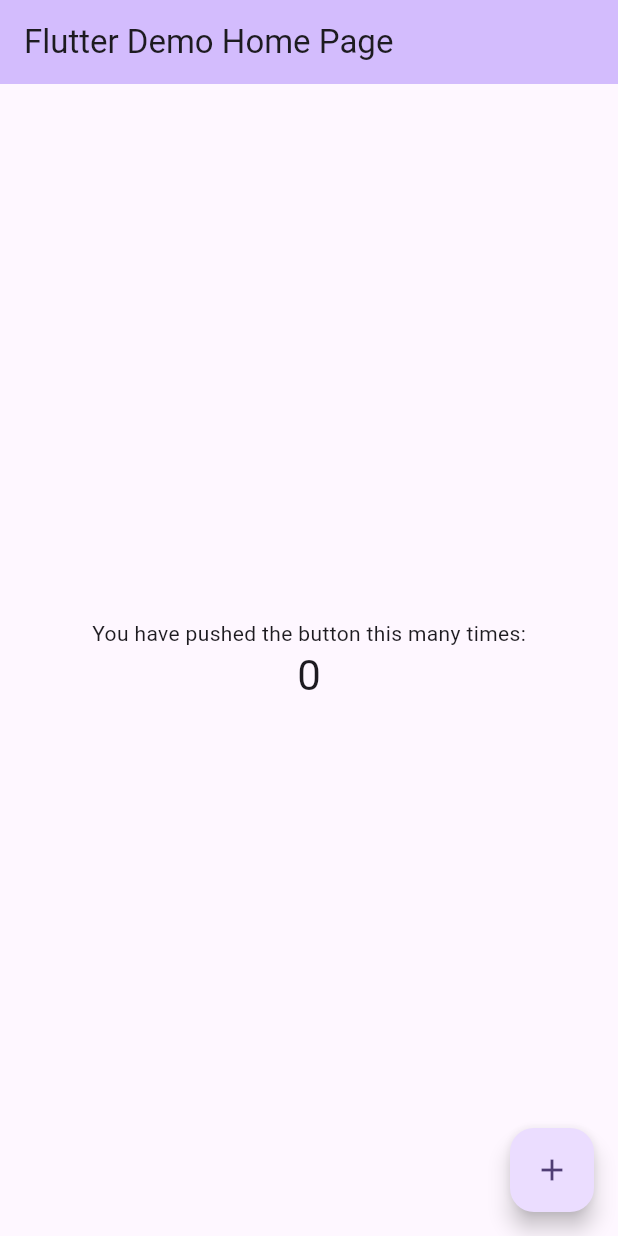
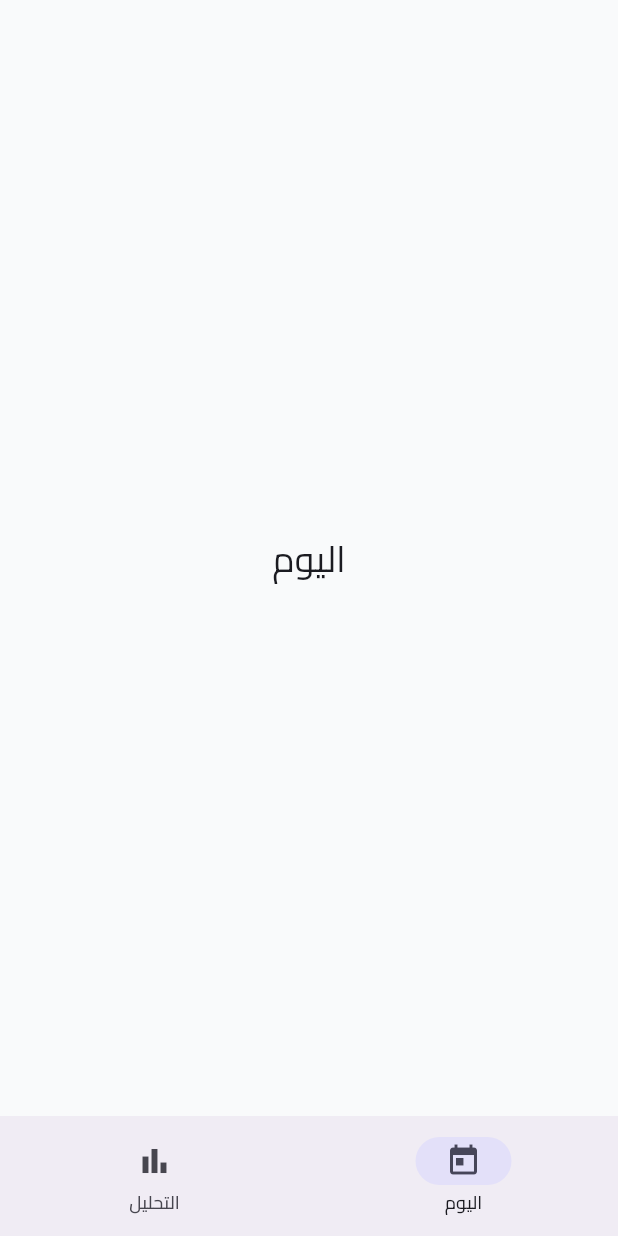
Before and after one commit to ahmedramadan-20/multazim, a Flutter app: the screen it shows after launch, on a phone screen of 412 x 824 dp. Run offline on Flutter 3.47's test engine with Material 3 defaults, Android fonts, the phone set to English and light mode, and no system bars; our stand-ins replace flutter_dotenv, get_it, go_router, supabase_flutter; accounts and stored records are empty.

Commit message:
Phase 0 complete — project setup, folder structure, theme, router, DI shell

````diff
--- /dev/null
+++ b/lib/core/constants/app_constants.dart
@@ -0,0 +1,22 @@
+class AppConstants {
+  AppConstants._(); // private constructor — no instantiation
+
+  // App
+  static const String appName = 'ملتزم';
+
+  // ObjectBox
+  static const String objectBoxDirectory = 'multazim-db';
+
+  // Supabase table names — single source of truth
+  static const String habitsTable = 'habits';
+  static const String habitEventsTable = 'habit_events';
+  static const String streaksTable = 'streaks';
+
+  // Streak defaults per StrictnessLevel
+  static const double lowThreshold = 0.75; // 75% over 30 days
+  static const int mediumAllowedSkips = 2; // skips per week
+  static const int consistencyWindow = 30; // days
+
+  // Analytics
+  static const List<int> chartRanges = [7, 30, 90]; // days
+}
--- /dev/null
+++ b/lib/core/constants/env.dart
@@ -0,0 +1,13 @@
+import 'package:flutter_dotenv/flutter_dotenv.dart';
+
+class Env {
+  Env._();
+
+  static String get supabaseUrl =>
+      dotenv.env['SUPABASE_URL'] ??
+      (throw Exception('SUPABASE_URL not found in .env'));
+
+  static String get supabaseAnonKey =>
+      dotenv.env['SUPABASE_ANON_KEY'] ??
+      (throw Exception('SUPABASE_ANON_KEY not found in .env'));
+}
--- /dev/null
+++ b/lib/core/di/injection_container.dart
@@ -0,0 +1,67 @@
+import 'package:get_it/get_it.dart';
+
+// sl = service locator — the single global instance of GetIt
+// Import this wherever you need to retrieve a dependency
+final sl = GetIt.instance;
+
+// Called once in main.dart before runApp()
+// We register dependencies in bottom-up order:
+// External → DataSources → Repositories → UseCases → Cubits
+Future<void> initDependencies() async {
+  // ─────────────────────────────────────────────────
+  // EXTERNAL
+  // Registered as singletons — created once at startup
+  // ─────────────────────────────────────────────────
+
+  // ObjectBox store — registered after Phase 0 ObjectBox setup
+  // sl.registerSingleton<Store>(await openStore());
+
+  // Supabase client — registered after Supabase.initialize() in main.dart
+  // sl.registerSingleton<SupabaseClient>(Supabase.instance.client);
+
+  // ─────────────────────────────────────────────────
+  // FEATURES
+  // Each feature registers its own dependencies below.
+  // When a feature grows large, move its registration
+  // to a separate file: di/habits_injection.dart etc.
+  // ─────────────────────────────────────────────────
+
+  _initHabits();
+  // _initStreaks();    — uncomment as we build each feature
+  // _initAnalytics();
+}
+
+// ─────────────────────────────────────────────────
+// HABITS
+// ─────────────────────────────────────────────────
+void _initHabits() {
+  // DataSources
+  // sl.registerLazySingleton<HabitLocalDataSource>(
+  //   () => ObjectBoxHabitDataSource(sl()),
+  // );
+  // sl.registerLazySingleton<HabitRemoteDataSource>(
+  //   () => SupabaseHabitDataSource(sl()),
+  // );
+
+  // Repository
+  // sl.registerLazySingleton<HabitRepository>(
+  //   () => HabitRepositoryImpl(
+  //     localDataSource: sl(),
+  //     remoteDataSource: sl(),
+  //   ),
+  // );
+
+  // Use Cases
+  // sl.registerLazySingleton(() => GetHabitsUseCase(sl()));
+  // sl.registerLazySingleton(() => CreateHabitUseCase(sl()));
+  // sl.registerLazySingleton(() => CompleteHabitUseCase(sl()));
+  // sl.registerLazySingleton(() => SkipHabitUseCase(sl()));
+
+  // Cubit
+  // sl.registerFactory(() => HabitsCubit(
+  //   getHabits: sl(),
+  //   createHabit: sl(),
+  //   completeHabit: sl(),
+  //   skipHabit: sl(),
+  // ));
+}
--- /dev/null
+++ b/lib/core/error/exceptions.dart
@@ -0,0 +1,36 @@
+// Exceptions are thrown inside the data layer only.
+// They are caught by the repository and converted into Failures.
+// The domain and presentation layers never see raw exceptions.
+
+class LocalException implements Exception {
+  final String message;
+  const LocalException(this.message);
+
+  @override
+  String toString() => 'LocalException: $message';
+}
+
+class RemoteException implements Exception {
+  final String message;
+  const RemoteException(this.message);
+
+  @override
+  String toString() => 'RemoteException: $message';
+}
+
+class NetworkException implements Exception {
+  const NetworkException();
+
+  @override
+  String toString() => 'NetworkException: No internet connection';
+}
+// ```
+
+// **Why two separate concepts?**
+
+// The flow is always:
+// ```
+// ObjectBox crashes     → throws LocalException   (data layer)
+// Repository catches it → returns LocalFailure     (domain layer)
+// Cubit receives it     → emits ErrorState         (presentation layer)
+// UI sees ErrorState    → shows error message      (widget)
--- /dev/null
+++ b/lib/core/error/failures.dart
@@ -0,0 +1,34 @@
+// A Failure is a domain-level error — something that can go wrong
+// that the UI needs to know about and handle gracefully.
+// It is NOT an exception. Exceptions are low-level (network crash, DB error).
+// Failures are high-level ("habit not found", "sync failed").
+
+abstract class Failure {
+  final String message;
+  const Failure(this.message);
+}
+
+// Local database operation failed
+class LocalFailure extends Failure {
+  const LocalFailure(super.message);
+}
+
+// Remote / Supabase operation failed
+class RemoteFailure extends Failure {
+  const RemoteFailure(super.message);
+}
+
+// Something wasn't found
+class NotFoundFailure extends Failure {
+  const NotFoundFailure(super.message);
+}
+
+// Input validation failed
+class ValidationFailure extends Failure {
+  const ValidationFailure(super.message);
+}
+
+// Network is unavailable
+class NetworkFailure extends Failure {
+  const NetworkFailure([super.message = 'No internet connection']);
+}
--- /dev/null
+++ b/lib/core/router/app_router.dart
@@ -0,0 +1,95 @@
+import 'package:flutter/material.dart';
+import 'package:go_router/go_router.dart';
+import 'app_routes.dart';
+
+// Temporary placeholder pages — we'll replace these in Phase 1
+class _PlaceholderPage extends StatelessWidget {
+  final String name;
+  const _PlaceholderPage(this.name);
+
+  @override
+  Widget build(BuildContext context) {
+    return Scaffold(
+      body: Center(child: Text(name, style: const TextStyle(fontSize: 24))),
+    );
+  }
+}
+
+// The shell wraps all main screens with the bottom navigation bar.
+// child = the currently active screen, swapped by go_router automatically.
+class AppShell extends StatelessWidget {
+  final Widget child;
+  const AppShell({super.key, required this.child});
+
+  // Maps each tab to its route
+  static const List<String> _tabs = [AppRoutes.today, AppRoutes.analytics];
+
+  // Returns 0 or 1 based on which route is active
+  int _currentIndex(BuildContext context) {
+    final location = GoRouterState.of(context).uri.path;
+    // Analytics tab is active
+    if (location.startsWith(AppRoutes.analytics)) return 1;
+    // Today tab is active (default)
+    return 0;
+  }
+
+  @override
+  Widget build(BuildContext context) {
+    return Scaffold(
+      body: child,
+      bottomNavigationBar: NavigationBar(
+        selectedIndex: _currentIndex(context),
+        onDestinationSelected: (index) => context.go(_tabs[index]),
+        destinations: const [
+          NavigationDestination(
+            icon: Icon(Icons.today_outlined),
+            selectedIcon: Icon(Icons.today),
+            label: 'اليوم',
+          ),
+          NavigationDestination(
+            icon: Icon(Icons.bar_chart_outlined),
+            selectedIcon: Icon(Icons.bar_chart),
+            label: 'التحليل',
+          ),
+        ],
+      ),
+    );
+  }
+}
+
+// The router instance — imported by main.dart
+final appRouter = GoRouter(
+  initialLocation: AppRoutes.today,
+  debugLogDiagnostics:
+      true, // prints route changes in console — remove in production
+  routes: [
+    ShellRoute(
+      builder: (context, state, child) => AppShell(child: child),
+      routes: [
+        GoRoute(
+          path: AppRoutes.today,
+          builder: (context, state) => const _PlaceholderPage('اليوم'),
+        ),
+        GoRoute(
+          path: AppRoutes.analytics,
+          builder: (context, state) => const _PlaceholderPage('التحليل'),
+        ),
+      ],
+    ),
+
+    // Outside the shell — no bottom nav on these screens
+    GoRoute(
+      path: AppRoutes.createHabit,
+      builder: (context, state) => const _PlaceholderPage('عادة جديدة'),
+    ),
+
+    GoRoute(
+      path: AppRoutes.habitDetail,
+      builder: (context, state) {
+        // Extract the :id parameter from the URL
+        final habitId = state.pathParameters['id']!;
+        return _PlaceholderPage('تفاصيل: $habitId');
+      },
+    ),
+  ],
+);
--- /dev/null
+++ b/lib/core/router/app_routes.dart
@@ -0,0 +1,12 @@
+class AppRoutes {
+  AppRoutes._();
+
+  static const String today = '/';
+  static const String analytics = '/analytics';
+  static const String createHabit = '/habit/new';
+  static const String habitDetail = '/habit/:id';
+
+  // Helper — builds the actual path with the ID filled in
+  // Usage: AppRoutes.habitDetailPath('abc123') → '/habit/abc123'
+  static String habitDetailPath(String id) => '/habit/$id';
+}
--- /dev/null
+++ b/lib/core/theme/app_colors.dart
@@ -0,0 +1,41 @@
+import 'package:flutter/material.dart';
+
+class AppColors {
+  AppColors._();
+
+  // Brand
+  static const Color primary = Color(0xFF4F46E5); // indigo
+  static const Color primaryLight = Color(0xFFEEF2FF);
+  static const Color accent = Color(0xFF7C3AED); // purple
+
+  // Semantic
+  static const Color success = Color(0xFF059669);
+  static const Color warning = Color(0xFFD97706);
+  static const Color danger = Color(0xFFDC2626);
+
+  // Habit status colors
+  static const Color completed = Color(0xFF059669); // ✅
+  static const Color skipped = Color(0xFFD97706); // ⏭
+  static const Color failed = Color(0xFFDC2626); // ❌
+  static const Color pending = Color(0xFF9CA3AF); // ⬜
+
+  // StrictnessLevel colors
+  static const Color strictnessLow = Color(0xFF059669); // 🟢
+  static const Color strictnessMedium = Color(0xFFD97706); // 🟡
+  static const Color strictnessHigh = Color(0xFFDC2626); // 🔴
+
+  // Neutral
+  static const Color dark = Color(0xFF1E1B4B);
+  static const Color grey = Color(0xFF6B7280);
+  static const Color lightBg = Color(0xFFF9FAFB);
+  static const Color white = Color(0xFFFFFFFF);
+
+  // Heatmap (for analytics — Phase 3)
+  static const List<Color> heatmap = [
+    Color(0xFFEEF2FF), // 0% — empty
+    Color(0xFFC7D2FE), // 1–25%
+    Color(0xFF818CF8), // 26–50%
+    Color(0xFF4F46E5), // 51–75%
+    Color(0xFF1E1B4B), // 76–100% — full
+  ];
+}
--- /dev/null
+++ b/lib/core/theme/app_theme.dart
@@ -0,0 +1,47 @@
+import 'package:flutter/material.dart';
+import 'app_colors.dart';
+
+class AppTheme {
+  AppTheme._();
+
+  static ThemeData get light => ThemeData(
+    useMaterial3: true,
+    colorScheme: ColorScheme.fromSeed(
+      seedColor: AppColors.primary,
+      brightness: Brightness.light,
+    ),
+    scaffoldBackgroundColor: AppColors.lightBg,
+    appBarTheme: const AppBarTheme(
+      backgroundColor: AppColors.white,
+      foregroundColor: AppColors.dark,
+      elevation: 0,
+      centerTitle: false,
+    ),
+    cardTheme: CardThemeData(
+      color: AppColors.white,
+      elevation: 0,
+      shape: RoundedRectangleBorder(
+        borderRadius: BorderRadius.circular(16),
+        side: const BorderSide(color: Color(0xFFE5E7EB)),
+      ),
+    ),
+    filledButtonTheme: FilledButtonThemeData(
+      style: FilledButton.styleFrom(
+        backgroundColor: AppColors.primary,
+        foregroundColor: AppColors.white,
+        shape: RoundedRectangleBorder(borderRadius: BorderRadius.circular(12)),
+        padding: const EdgeInsets.symmetric(horizontal: 24, vertical: 14),
+      ),
+    ),
+    fontFamily: 'Cairo', // Arabic-friendly font — we'll add it next
+  );
+
+  static ThemeData get dark => ThemeData(
+    useMaterial3: true,
+    colorScheme: ColorScheme.fromSeed(
+      seedColor: AppColors.primary,
+      brightness: Brightness.dark,
+    ),
+    fontFamily: 'Cairo',
+  );
+}
--- a/lib/main.dart
+++ b/lib/main.dart
@@ -1,122 +1,54 @@
 import 'package:flutter/material.dart';
+import 'package:flutter_dotenv/flutter_dotenv.dart';
+import 'package:supabase_flutter/supabase_flutter.dart';
+import 'core/constants/env.dart';
+import 'core/di/injection_container.dart';
+import 'core/router/app_router.dart';
+import 'core/theme/app_theme.dart';
+import 'core/constants/app_constants.dart';
+import 'package:flutter_localizations/flutter_localizations.dart';
 
-void main() {
-  runApp(const MyApp());
+Future<void> main() async {
+  // Required before any async work in main()
+  WidgetsFlutterBinding.ensureInitialized();
+  // Load .env file first — everything else depends on it
+  await dotenv.load(fileName: '.env');
+  // Initialize Supabase
+  // Replace with your actual URL and anon key from supabase.com → project settings
+  await Supabase.initialize(url: Env.supabaseUrl, anonKey: Env.supabaseAnonKey);
+
+  // Wire all dependencies
+  await initDependencies();
+
+  runApp(const MultazimApp());
 }
 
-class MyApp extends StatelessWidget {
-  const MyApp({super.key});
+class MultazimApp extends StatelessWidget {
+  const MultazimApp({super.key});
 
-  // This widget is the root of your application.
   @override
   Widget build(BuildContext context) {
-    return MaterialApp(
-      title: 'Flutter Demo',
-      theme: ThemeData(
-        // This is the theme of your application.
-        //
-        // TRY THIS: Try running your application with "flutter run". You'll see
-        // the application has a purple toolbar. Then, without quitting the app,
-        // try changing the seedColor in the colorScheme below to Colors.green
-        // and then invoke "hot reload" (save your changes or press the "hot
-        // reload" button in a Flutter-supported IDE, or press "r" if you used
-        // the command line to start the app).
-        //
-        // Notice that the counter didn't reset back to zero; the application
-        // state is not lost during the reload. To reset the state, use hot
-        // restart instead.
-        //
-        // This works for code too, not just values: Most code changes can be
-        // tested with just a hot reload.
-        colorScheme: .fromSeed(seedColor: Colors.deepPurple),
-      ),
-      home: const MyHomePage(title: 'Flutter Demo Home Page'),
+    return MaterialApp.router(
+      // go_router takes over navigation completely
+      routerConfig: appRouter,
+
+      title: AppConstants.appName,
+
+      // Light theme — dark theme ready for Phase 6
+      theme: AppTheme.light,
+      darkTheme: AppTheme.dark,
+      themeMode: ThemeMode.light,
+      localizationsDelegates: [
+        GlobalMaterialLocalizations.delegate,
+        GlobalWidgetsLocalizations.delegate,
+        GlobalCupertinoLocalizations.delegate,
+      ],
+
+      // Arabic support
+      locale: const Locale('ar'),
+      supportedLocales: const [Locale('ar'), Locale('en')],
+
+      debugShowCheckedModeBanner: false,
     );
   }
 }
-
-class MyHomePage extends StatefulWidget {
-  const MyHomePage({super.key, required this.title});
-
-  // This widget is the home page of your application. It is stateful, meaning
-  // that it has a State object (defined below) that contains fields that affect
-  // how it looks.
-
-  // This class is the configuration for the state. It holds the values (in this
-  // case the title) provided by the parent (in this case the App widget) and
-  // used by the build method of the State. Fields in a Widget subclass are
-  // always marked "final".
-
-  final String title;
-
-  @override
-  State<MyHomePage> createState() => _MyHomePageState();
-}
-
-class _MyHomePageState extends State<MyHomePage> {
-  int _counter = 0;
-
-  void _incrementCounter() {
-    setState(() {
-      // This call to setState tells the Flutter framework that something has
-      // changed in this State, which causes it to rerun the build method below
-      // so that the display can reflect the updated values. If we changed
-      // _counter without calling setState(), then the build method would not be
-      // called again, and so nothing would appear to happen.
-      _counter++;
-    });
-  }
-
-  @override
-  Widget build(BuildContext context) {
-    // This method is rerun every time setState is called, for instance as done
-    // by the _incrementCounter method above.
-    //
-    // The Flutter framework has been optimized to make rerunning build methods
-    // fast, so that you can just rebuild anything that needs updating rather
-    // than having to individually change instances of widgets.
-    return Scaffold(
-      appBar: AppBar(
-        // TRY THIS: Try changing the color here to a specific color (to
-        // Colors.amber, perhaps?) and trigger a hot reload to see the AppBar
-        // change color while the other colors stay the same.
-        backgroundColor: Theme.of(context).colorScheme.inversePrimary,
-        // Here we take the value from the MyHomePage object that was created by
-        // the App.build method, and use it to set our appbar title.
-        title: Text(widget.title),
-      ),
-      body: Center(
-        // Center is a layout widget. It takes a single child and positions it
-        // in the middle of the parent.
-        child: Column(
-          // Column is also a layout widget. It takes a list of children and
-          // arranges them vertically. By default, it sizes itself to fit its
-          // children horizontally, and tries to be as tall as its parent.
-          //
-          // Column has various properties to control how it sizes itself and
-          // how it positions its children. Here we use mainAxisAlignment to
-          // center the children vertically; the main axis here is the vertical
-          // axis because Columns are vertical (the cross axis would be
-          // horizontal).
-          //
-          // TRY THIS: Invoke "debug painting" (choose the "Toggle Debug Paint"
-          // action in the IDE, or press "p" in the console), to see the
-          // wireframe for each widget.
-          mainAxisAlignment: .center,
-          children: [
-            const Text('You have pushed the button this many times:'),
-            Text(
-              '$_counter',
-              style: Theme.of(context).textTheme.headlineMedium,
-            ),
-          ],
-        ),
-      ),
-      floatingActionButton: FloatingActionButton(
-        onPressed: _incrementCounter,
-        tooltip: 'Increment',
-        child: const Icon(Icons.add),
-      ),
-    );
-  }
-}
````
Also changed, not shown: pubspec.yaml (+16 -3 lines), assets/fonts/Cairo-Bold.ttf (added), assets/fonts/Cairo-Medium.ttf (added), assets/fonts/Cairo-Regular.ttf (added), assets/fonts/Cairo-SemiBold.ttf (added), pubspec.lock, 1 other file.
